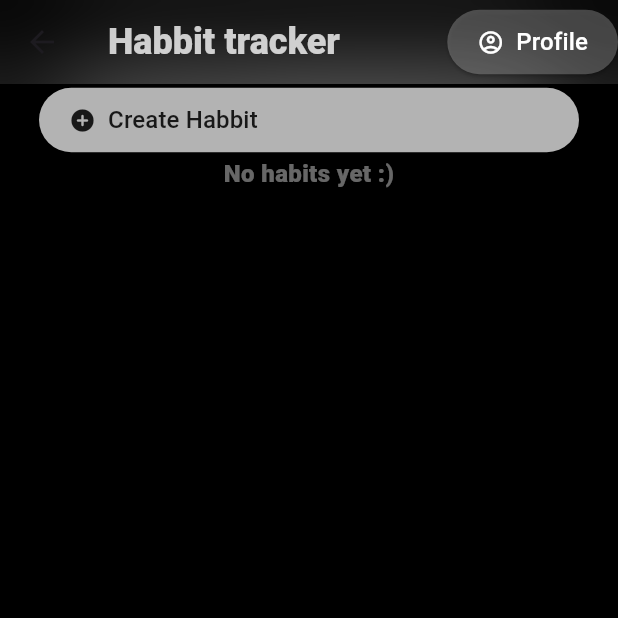
After one commit to jakupemini5/NVD-Habit-Tracker, a Flutter app: the HabitsScreen screen opened directly, on a phone screen of 412 x 824 dp, the top half of it. The commit adds this screen. Run offline on Flutter 3.47's test engine with Material 3 defaults, Android fonts, the phone set to English and light mode, and no system bars; our stand-ins replace firebase_auth, firebase_core; missing offline and left inert: firebase_ui_auth; accounts and stored records are empty; generated files the repository leaves out were written again.

Commit message:
added stuff

```diff
--- /dev/null
+++ b/habit_tracker/lib/src/screens/habit/create_habit_screen.dart
@@ -0,0 +1,43 @@
+import 'package:flutter/material.dart';
+import '../../widgets/my_app_bar.dart';
+
+class CreateHabitScreen extends StatefulWidget {
+  CreateHabitScreen({super.key});
+
+  final String title = "Habbit tracker";
+
+  @override
+  State<CreateHabitScreen> createState() => _CreateHabitScreenState();
+}
+
+class _CreateHabitScreenState extends State<CreateHabitScreen> {
+  @override
+  void initState() {
+    super.initState();
+  }
+
+  @override
+  Widget build(BuildContext context) {
+    return Scaffold(
+      appBar: MyAppBar(title: widget.title),
+      backgroundColor: Colors.black,
+      body: const Center(
+          child: Column(
+            mainAxisAlignment: MainAxisAlignment.center,
+            crossAxisAlignment: CrossAxisAlignment.center,
+            children: [
+              Text(
+                "No habits yet :)",
+                textAlign: TextAlign.center,
+                style: TextStyle(
+                  color: Color.fromARGB(103, 255, 255, 255),
+                  fontWeight: FontWeight.w900,
+                  fontSize: 16,
+                ),
+              ),
+            ],
+          ),
+        ),
+    );
+  }
+}
--- /dev/null
+++ b/habit_tracker/lib/src/screens/main_page/habits_screen.dart
@@ -0,0 +1,59 @@
+import 'package:flutter/material.dart';
+import 'package:habit_tracker/src/screens/habit/create_habit_screen.dart';
+import '../../widgets/my_app_bar.dart';
+import '../../widgets/rounded_pill_button.dart';
+
+class HabitsScreen extends StatefulWidget {
+  HabitsScreen({super.key});
+
+  final String title = "Habbit tracker";
+
+  @override
+  State<HabitsScreen> createState() => _HabitScreenState();
+}
+
+class _HabitScreenState extends State<HabitsScreen> {
+  @override
+  void initState() {
+    super.initState();
+  }
+
+  @override
+  Widget build(BuildContext context) {
+    return Scaffold(
+      appBar: MyAppBar(title: widget.title),
+      backgroundColor: Colors.black,
+      body: Center(
+          child: Column(
+            mainAxisAlignment: MainAxisAlignment.start,
+            crossAxisAlignment: CrossAxisAlignment.center,
+            children: [
+              RoundedPillButton(
+              onPressed: () {
+                Navigator.push(
+                  context,
+                  MaterialPageRoute(builder: (context) => CreateHabitScreen()),
+                );
+              },
+              text: "Create Habbit",
+              icon:  Icons.add_circle_rounded,
+              backgroundColor: Colors.white70,
+              textColor: Colors.black87,
+              iconColor: Colors.black87,
+              width: 360,
+            ),
+              const Text(
+                "No habits yet :)",
+                textAlign: TextAlign.center,
+                style: TextStyle(
+                  color: Color.fromARGB(103, 255, 255, 255),
+                  fontWeight: FontWeight.w900,
+                  fontSize: 16,
+                ),
+              ),
+            ],
+          ),
+        ),
+    );
+  }
+}
--- a/habit_tracker/lib/src/screens/main_page/main_page.dart
+++ b/habit_tracker/lib/src/screens/main_page/main_page.dart
@@ -1,6 +1,7 @@
 import 'package:firebase_auth/firebase_auth.dart';
 import 'package:flutter/material.dart';
 import 'package:firebase_ui_auth/firebase_ui_auth.dart';
+import 'package:habit_tracker/src/screens/main_page/habits_screen.dart';
 
 import '../settings/settings_view.dart';
 
@@ -17,7 +18,7 @@ class MainPage extends StatelessWidget {
 
     if (user != null) {
       // User is already signed in, navigate to another screen
-      return const ProfileScreen();
+      return HabitsScreen();
     }
 
     return Scaffold(
--- /dev/null
+++ b/habit_tracker/lib/src/widgets/my_app_bar.dart
@@ -0,0 +1,53 @@
+import 'dart:ui';
+import 'package:flutter/material.dart';
+import 'package:firebase_ui_auth/firebase_ui_auth.dart';
+import 'package:habit_tracker/src/widgets/rounded_pill_button.dart';
+
+class MyAppBar extends StatelessWidget implements PreferredSizeWidget {
+  final String title;
+
+  MyAppBar({
+    super.key,
+    required this.title,
+  });
+
+  @override
+  Widget build(BuildContext context) {
+    return ClipRect(
+      child: BackdropFilter(
+        filter: ImageFilter.blur(
+            sigmaX: 40.0, sigmaY: 40.0), // Adjust blur intensity
+        child: AppBar(
+          backgroundColor:
+              Colors.black.withOpacity(0.0), // Semi-transparent black
+          elevation: 0, // Remove shadow
+          title: Text(
+            title,
+            style: const TextStyle(
+              color: Color.fromARGB(200, 255, 255, 255),
+              fontWeight: FontWeight.w900,
+              fontSize: 24,
+            ),
+          ),
+          actions: [
+            RoundedPillButton(
+              onPressed: () {
+                Navigator.push(
+                  context,
+                  MaterialPageRoute(builder: (context) => ProfileScreen()),
+                );
+              },
+              text: "Profile",
+              icon:  Icons.account_circle_outlined,
+              backgroundColor: Colors.white24,
+            )
+          ],
+        ),
+      ),
+    );
+  }
+
+  @override
+  Size get preferredSize =>
+      const Size.fromHeight(kToolbarHeight); // Set the height for the app bar
+}
--- /dev/null
+++ b/habit_tracker/lib/src/widgets/rounded_pill_button.dart
@@ -0,0 +1,52 @@
+import 'package:flutter/material.dart';
+
+class RoundedPillButton extends StatelessWidget {
+  final VoidCallback onPressed;
+  final String text;
+  final IconData icon;
+  final Color backgroundColor;
+  final Color textColor;
+  final Color iconColor;
+  final double? width;
+
+  RoundedPillButton({
+    required this.onPressed,
+    required this.text,
+    required this.icon,
+    this.backgroundColor = Colors.blue,
+    this.textColor = Colors.white,
+    this.iconColor = Colors.white,
+    this.width, // Allow width to be optional
+  });
+
+  @override
+  Widget build(BuildContext context) {
+    return SizedBox(
+      width: width,
+      child: ElevatedButton(
+        onPressed: onPressed,
+        style: ElevatedButton.styleFrom(
+          backgroundColor: backgroundColor,
+          shape: RoundedRectangleBorder(
+            borderRadius: BorderRadius.circular(30.0),
+          ),
+          padding: EdgeInsets.symmetric(horizontal: 20.0, vertical: 10.0),
+        ),
+        child: Row(
+          mainAxisSize: width == null ? MainAxisSize.min : MainAxisSize.max, // Adjust based on width
+          children: [
+            Icon(icon, color: iconColor),
+            SizedBox(width: 8.0),
+            Text(
+              text,
+              style: TextStyle(
+                color: textColor,
+                fontSize: 16.0,
+              ),
+            ),
+          ],
+        ),
+      ),
+    );
+  }
+}
```
